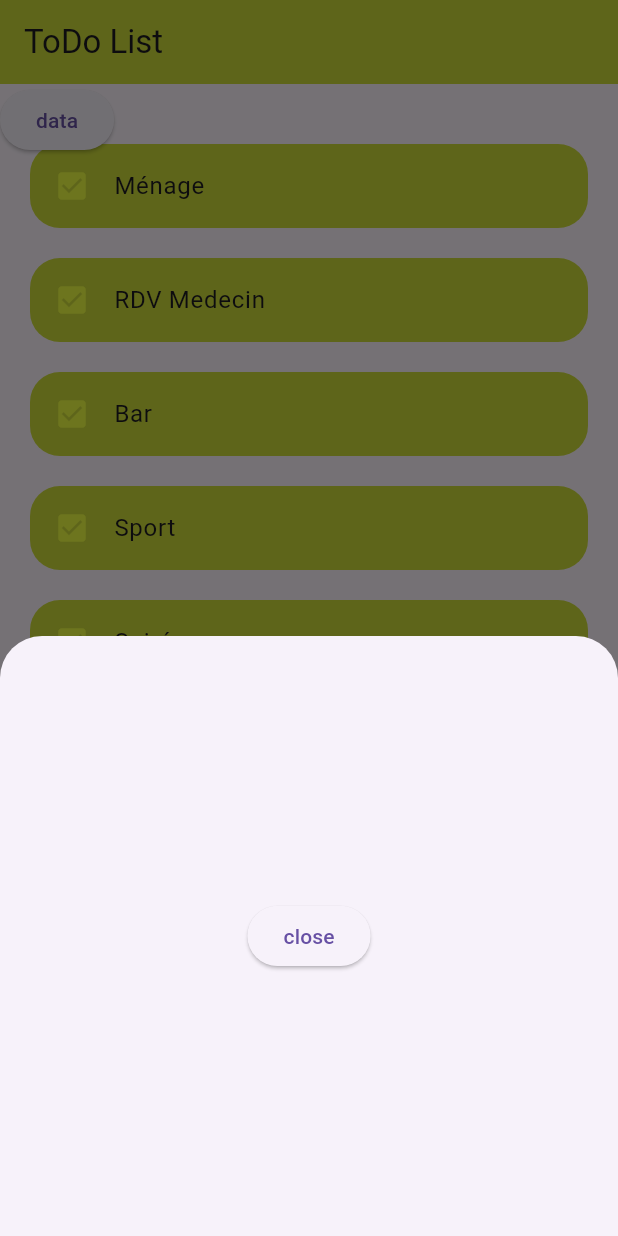
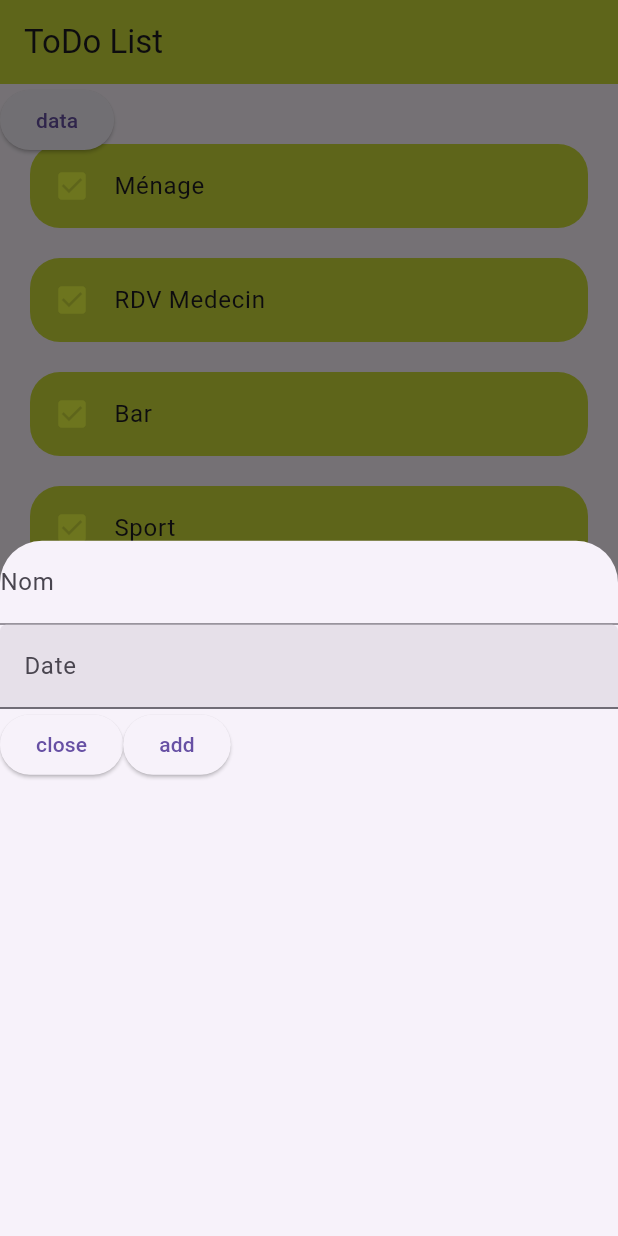
Before and after one commit to Corentin41/ToDoList, a Flutter app: the screen it shows after launch, after a tap on "data", on a phone screen of 412 x 824 dp. Run offline on Flutter 3.47's test engine with Material 3 defaults, Android fonts, the phone set to English and light mode, and no system bars; missing offline and left inert: dart:ffi.

Commit message:
Ajout du formulaire dans le modal sheet (pas de récup pour l'instant)

```diff
--- a/lib/screens/home.dart
+++ b/lib/screens/home.dart
@@ -37,16 +37,46 @@ class Home extends StatelessWidget {
           ),
           ElevatedButton(onPressed: (){
             showModalBottomSheet(context: context, builder: (BuildContext context){
-              return SizedBox(
-                height: 400,
-                child: Center(
-                  child: ElevatedButton(
-                    child: const Text('close'),
-                    onPressed: (){
-                      Navigator.pop(context);
-                    },
-                  ),
-                ),
+              return Form(
+                  child: Column(
+                    children: [
+                      TextFormField(
+                        decoration: const InputDecoration(
+                          labelText: 'Nom',
+                        ),
+                        validator: (value) {
+                          if (value == null || value.isEmpty){
+                            return 'enter something';
+                          }
+                          return null;
+                        },
+                      ),
+                    TextField(
+                      decoration: const InputDecoration(
+                        labelText: 'Date',
+                        filled: true
+                      ),
+                      readOnly: true,
+                      onTap : () {
+                        _selectDate(context);
+                      },
+                    ),
+                    Row(children: [
+                      ElevatedButton(
+                          onPressed: (){
+                            Navigator.pop(context);
+                          },
+                          child: const Text('close')
+                      ),
+                      ElevatedButton(
+                          onPressed: (){
+                            Navigator.pop(context);
+                          },
+                          child: const Text('add')
+                      ),
+                    ],)
+                    ],
+                  )
               );
             });
           }, child: const Text('data'))
```
